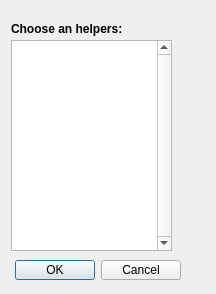
frank67/XDGSearch, file helpers.ui: the form before one commit.
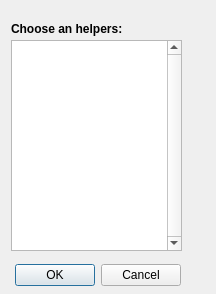
The form after the commit.

Patch:
```diff
--- a/helpers.ui
+++ b/helpers.ui
@@ -19,7 +19,7 @@
      <x>0</x>
      <y>260</y>
      <width>181</width>
-     <height>20</height>
+     <height>31</height>
     </rect>
    </property>
    <property name="orientation">
@@ -34,7 +34,7 @@
     <rect>
      <x>11</x>
      <y>40</y>
-     <width>161</width>
+     <width>171</width>
      <height>211</height>
     </rect>
    </property>
```
